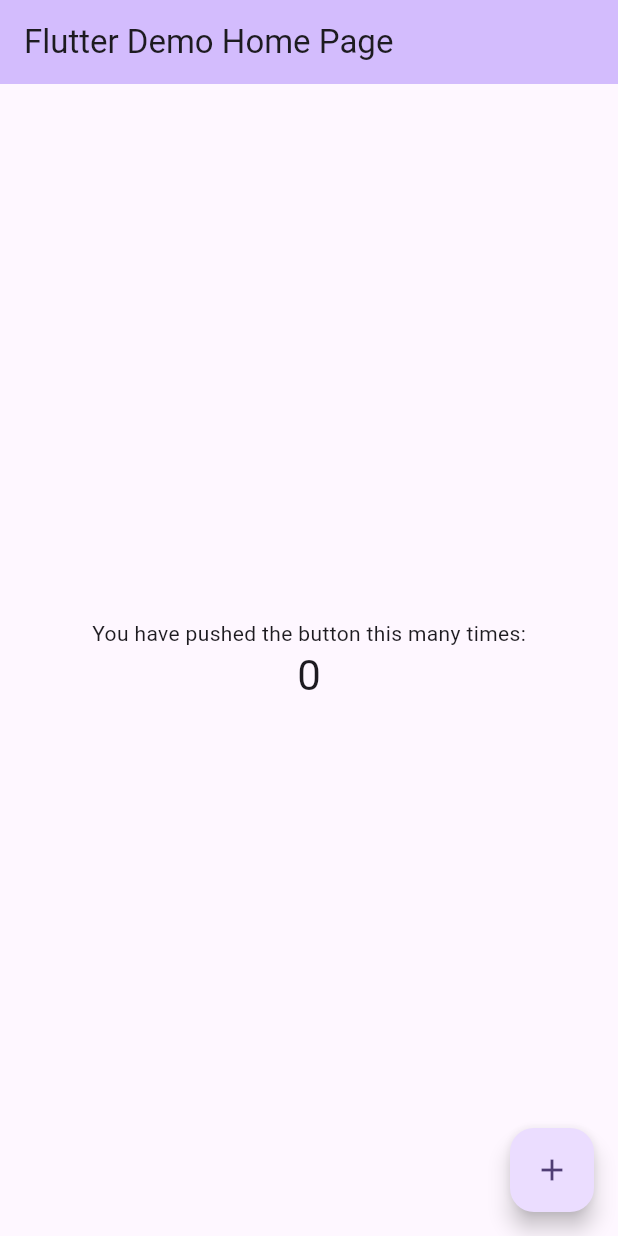
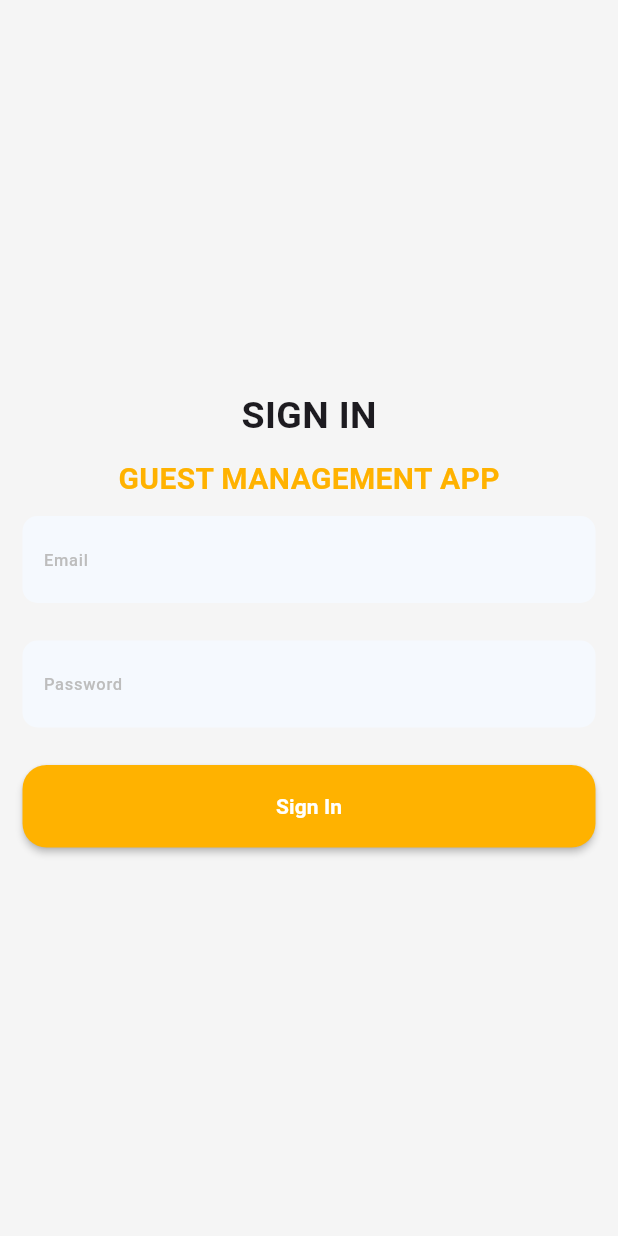
Before and after one commit to ericknamukolo/guest-management, a Flutter app: the screen it shows after launch, on a phone screen of 412 x 824 dp. Run offline on Flutter 3.47's test engine with Material 3 defaults, Android fonts, the phone set to English and light mode, and no system bars.

Commit message:
added sign in screen

```diff
--- /dev/null
+++ b/lib/features/auth/screens/sign_in_screen.dart
@@ -0,0 +1,32 @@
+import 'package:flutter/material.dart';
+import 'package:guest_management/features/auth/widgets/custom_text_field.dart';
+import 'package:guest_management/utils/colors.dart';
+import 'package:guest_management/utils/text.dart';
+import 'package:guest_management/widgets/custom_button.dart';
+
+class SignInScreen extends StatelessWidget {
+  const SignInScreen({super.key});
+
+  @override
+  Widget build(BuildContext context) {
+    return Scaffold(
+      body: Padding(
+        padding: EdgeInsets.all(15.0),
+        child: Column(
+          spacing: 10,
+          mainAxisAlignment: MainAxisAlignment.center,
+          children: [
+            Text('Sign In'.toUpperCase(),
+                style: kTitleTextStyle.copyWith(fontSize: 25)),
+            Text('Guest Management App'.toUpperCase(),
+                style: kTitleTextStyle.copyWith(
+                    fontSize: 20, color: kPrimaryColor)),
+            CustomTextField(hint: 'Email'),
+            CustomTextField(hint: 'Password'),
+            CustomButton(btnText: 'Sign In', click: () {})
+          ],
+        ),
+      ),
+    );
+  }
+}
--- /dev/null
+++ b/lib/features/auth/widgets/custom_text_field.dart
@@ -0,0 +1,125 @@
+import 'package:flutter/material.dart';
+import 'package:flutter/services.dart';
+
+import '../../../utils/colors.dart';
+import '../../../utils/text.dart';
+
+class CustomTextField extends StatelessWidget {
+  final String hint;
+  final String? title;
+  final IconData? preIcon;
+  final String? prefixText;
+  final IconButton? suffIcon;
+  final bool ac;
+  final bool disabled;
+  final TextCapitalization tc;
+  final int? lines;
+  final List<TextInputFormatter>? formatters;
+  final TextInputType? type;
+  final bool obs;
+  final TextEditingController? data;
+  final Function(String)? onChanged;
+  final String? Function(String?)? validator;
+  final Function(String?)? onSubmit;
+  final double? bottomSpace;
+
+  final TextInputAction? action;
+  const CustomTextField({
+    super.key,
+    required this.hint,
+    this.preIcon,
+    this.title,
+    this.prefixText,
+    this.bottomSpace = 15,
+    this.data,
+    this.lines = 1,
+    this.onChanged,
+    this.ac = true,
+    this.disabled = false,
+    this.obs = false,
+    this.suffIcon,
+    this.tc = TextCapitalization.none,
+    this.type,
+    this.validator,
+    this.formatters,
+    this.action,
+    this.onSubmit,
+  });
+
+  @override
+  Widget build(BuildContext context) {
+    return Container(
+      margin: EdgeInsets.only(bottom: bottomSpace!),
+      child: Column(
+        crossAxisAlignment: CrossAxisAlignment.start,
+        mainAxisSize: MainAxisSize.min,
+        children: [
+          Visibility(
+            visible: title != null,
+            child: Padding(
+              padding: const EdgeInsets.only(bottom: 5.0),
+              child: Text(title ?? '', style: kBodyTitleTextStyle),
+            ),
+          ),
+          TextFormField(
+            enabled: !disabled,
+            onFieldSubmitted: onSubmit,
+            inputFormatters: formatters,
+            validator: validator,
+            onChanged: onChanged,
+            controller: data,
+            obscureText: obs,
+            autocorrect: ac,
+            textCapitalization: tc,
+            keyboardType: type,
+            textAlignVertical: TextAlignVertical.center,
+            style: kBodyTextStyle,
+            cursorColor: kPrimaryColor,
+            maxLines: lines,
+            textInputAction: action,
+            decoration: InputDecoration(
+              prefixText: prefixText,
+              filled: true,
+              fillColor: const Color(0xffF5F9FE),
+              border: InputBorder.none,
+              errorStyle:
+                  kBodyTextStyle.copyWith(fontSize: 10, color: kErrorColor),
+              contentPadding: EdgeInsets.symmetric(
+                  vertical: 20.0, horizontal: preIcon == null ? 10 : 0.0),
+              prefixStyle: kBodyTextStyle,
+              enabledBorder: OutlineInputBorder(
+                borderRadius: BorderRadius.circular(10.0),
+                borderSide: const BorderSide(style: BorderStyle.none),
+              ),
+              focusedBorder: OutlineInputBorder(
+                borderRadius: BorderRadius.circular(10.0),
+                borderSide: const BorderSide(
+                  style: BorderStyle.solid,
+                  width: 1.5,
+                  color: kPrimaryColor,
+                ),
+              ),
+              errorBorder: OutlineInputBorder(
+                borderRadius: BorderRadius.circular(10.0),
+                borderSide: const BorderSide(
+                  style: BorderStyle.solid,
+                  width: 1.5,
+                  color: kErrorColor,
+                ),
+              ),
+              hintText: hint,
+              hintStyle: kHintTextStyle,
+              prefixIcon: preIcon == null
+                  ? null
+                  : Icon(
+                      preIcon,
+                      color: kGreyColor.withOpacity(.25),
+                    ),
+              suffixIcon: suffIcon,
+            ),
+          ),
+        ],
+      ),
+    );
+  }
+}
--- a/lib/main.dart
+++ b/lib/main.dart
@@ -1,125 +1,22 @@
 import 'package:flutter/material.dart';
 
+import 'features/auth/screens/sign_in_screen.dart';
+
 void main() {
-  runApp(const MyApp());
+  runApp(const GuestApp());
 }
 
-class MyApp extends StatelessWidget {
-  const MyApp({super.key});
+class GuestApp extends StatelessWidget {
+  const GuestApp({super.key});
 
-  // This widget is the root of your application.
   @override
   Widget build(BuildContext context) {
     return MaterialApp(
-      title: 'Flutter Demo',
       theme: ThemeData(
-        // This is the theme of your application.
-        //
-        // TRY THIS: Try running your application with "flutter run". You'll see
-        // the application has a purple toolbar. Then, without quitting the app,
-        // try changing the seedColor in the colorScheme below to Colors.green
-        // and then invoke "hot reload" (save your changes or press the "hot
-        // reload" button in a Flutter-supported IDE, or press "r" if you used
-        // the command line to start the app).
-        //
-        // Notice that the counter didn't reset back to zero; the application
-        // state is not lost during the reload. To reset the state, use hot
-        // restart instead.
-        //
-        // This works for code too, not just values: Most code changes can be
-        // tested with just a hot reload.
-        colorScheme: ColorScheme.fromSeed(seedColor: Colors.deepPurple),
-        useMaterial3: true,
+        scaffoldBackgroundColor: Color(0xffF5F5F5),
       ),
-      home: const MyHomePage(title: 'Flutter Demo Home Page'),
+      debugShowCheckedModeBanner: false,
+      home: SignInScreen(),
     );
   }
 }
-
-class MyHomePage extends StatefulWidget {
-  const MyHomePage({super.key, required this.title});
-
-  // This widget is the home page of your application. It is stateful, meaning
-  // that it has a State object (defined below) that contains fields that affect
-  // how it looks.
-
-  // This class is the configuration for the state. It holds the values (in this
-  // case the title) provided by the parent (in this case the App widget) and
-  // used by the build method of the State. Fields in a Widget subclass are
-  // always marked "final".
-
-  final String title;
-
-  @override
-  State<MyHomePage> createState() => _MyHomePageState();
-}
-
-class _MyHomePageState extends State<MyHomePage> {
-  int _counter = 0;
-
-  void _incrementCounter() {
-    setState(() {
-      // This call to setState tells the Flutter framework that something has
-      // changed in this State, which causes it to rerun the build method below
-      // so that the display can reflect the updated values. If we changed
-      // _counter without calling setState(), then the build method would not be
-      // called again, and so nothing would appear to happen.
-      _counter++;
-    });
-  }
-
-  @override
-  Widget build(BuildContext context) {
-    // This method is rerun every time setState is called, for instance as done
-    // by the _incrementCounter method above.
-    //
-    // The Flutter framework has been optimized to make rerunning build methods
-    // fast, so that you can just rebuild anything that needs updating rather
-    // than having to individually change instances of widgets.
-    return Scaffold(
-      appBar: AppBar(
-        // TRY THIS: Try changing the color here to a specific color (to
-        // Colors.amber, perhaps?) and trigger a hot reload to see the AppBar
-        // change color while the other colors stay the same.
-        backgroundColor: Theme.of(context).colorScheme.inversePrimary,
-        // Here we take the value from the MyHomePage object that was created by
-        // the App.build method, and use it to set our appbar title.
-        title: Text(widget.title),
-      ),
-      body: Center(
-        // Center is a layout widget. It takes a single child and positions it
-        // in the middle of the parent.
-        child: Column(
-          // Column is also a layout widget. It takes a list of children and
-          // arranges them vertically. By default, it sizes itself to fit its
-          // children horizontally, and tries to be as tall as its parent.
-          //
-          // Column has various properties to control how it sizes itself and
-          // how it positions its children. Here we use mainAxisAlignment to
-          // center the children vertically; the main axis here is the vertical
-          // axis because Columns are vertical (the cross axis would be
-          // horizontal).
-          //
-          // TRY THIS: Invoke "debug painting" (choose the "Toggle Debug Paint"
-          // action in the IDE, or press "p" in the console), to see the
-          // wireframe for each widget.
-          mainAxisAlignment: MainAxisAlignment.center,
-          children: <Widget>[
-            const Text(
-              'You have pushed the button this many times:',
-            ),
-            Text(
-              '$_counter',
-              style: Theme.of(context).textTheme.headlineMedium,
-            ),
-          ],
-        ),
-      ),
-      floatingActionButton: FloatingActionButton(
-        onPressed: _incrementCounter,
-        tooltip: 'Increment',
-        child: const Icon(Icons.add),
-      ), // This trailing comma makes auto-formatting nicer for build methods.
-    );
-  }
-}
--- /dev/null
+++ b/lib/utils/colors.dart
@@ -0,0 +1,5 @@
+import 'package:flutter/cupertino.dart';
+
+const kPrimaryColor = Color(0xffFFB200);
+const kGreyColor = Color(0xff7A869A);
+const kErrorColor = Color(0xffDC2C37);
--- /dev/null
+++ b/lib/utils/text.dart
@@ -0,0 +1,25 @@
+import 'package:flutter/material.dart';
+import 'package:guest_management/utils/colors.dart';
+
+const TextStyle kTitleTextStyle = TextStyle(
+  fontSize: 20,
+  fontWeight: FontWeight.bold,
+);
+
+const kBodyTextStyle = TextStyle(
+  fontSize: 12,
+  color: kGreyColor,
+  fontWeight: FontWeight.w500,
+);
+
+const kBodyTitleTextStyle = TextStyle(
+  fontSize: 14,
+  color: Colors.black87,
+  fontWeight: FontWeight.w600,
+);
+
+var kHintTextStyle = TextStyle(
+  fontSize: 11,
+  color: Colors.grey[400],
+  fontWeight: FontWeight.w500,
+);
--- /dev/null
+++ b/lib/widgets/custom_button.dart
@@ -0,0 +1,39 @@
+import 'package:flutter/material.dart';
+import 'package:guest_management/utils/text.dart';
+
+import '../utils/colors.dart';
+import 'loading_indicator.dart';
+
+class CustomButton extends StatelessWidget {
+  final bool isLoading;
+  final Color btnColor;
+  const CustomButton({
+    super.key,
+    required this.btnText,
+    required this.click,
+    this.btnColor = kPrimaryColor,
+    this.isLoading = false,
+  });
+
+  final String btnText;
+  final Function() click;
+
+  @override
+  Widget build(BuildContext context) {
+    return ElevatedButton(
+      onPressed: isLoading ? null : click,
+      style: ElevatedButton.styleFrom(
+        elevation: 2,
+        shape: RoundedRectangleBorder(borderRadius: BorderRadius.circular(16)),
+        minimumSize: Size.fromHeight(55),
+        backgroundColor: btnColor,
+      ),
+      child: isLoading
+          ? LoadingIndicator(spinnerColor: Colors.white.withOpacity(.5))
+          : Text(
+              btnText,
+              style: kBodyTitleTextStyle.copyWith(color: Colors.white),
+            ),
+    );
+  }
+}
--- /dev/null
+++ b/lib/widgets/loading_indicator.dart
@@ -0,0 +1,26 @@
+import 'package:flutter/material.dart';
+
+import '../utils/colors.dart';
+
+class LoadingIndicator extends StatelessWidget {
+  final Color spinnerColor;
+  const LoadingIndicator({
+    super.key,
+    this.spinnerColor = kPrimaryColor,
+  });
+
+  @override
+  Widget build(BuildContext context) {
+    return Center(
+      child: SizedBox(
+        width: 30,
+        height: 30,
+        child: CircularProgressIndicator(
+          strokeCap: StrokeCap.round,
+          strokeWidth: 1.8,
+          color: kPrimaryColor,
+        ),
+      ),
+    );
+  }
+}
```
